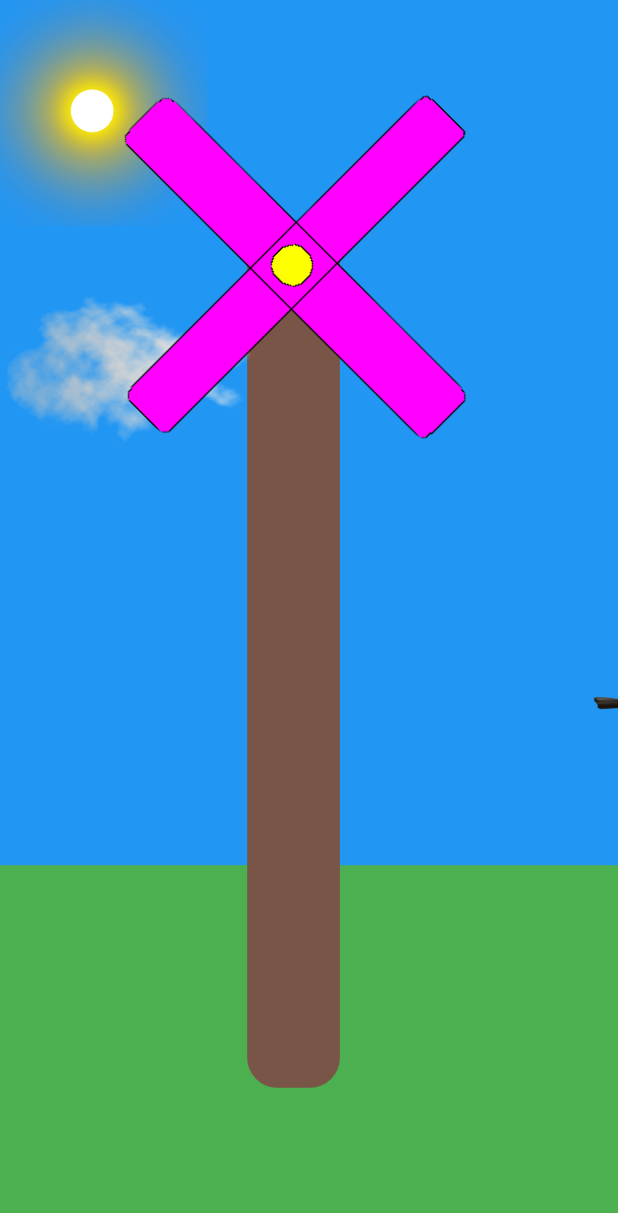
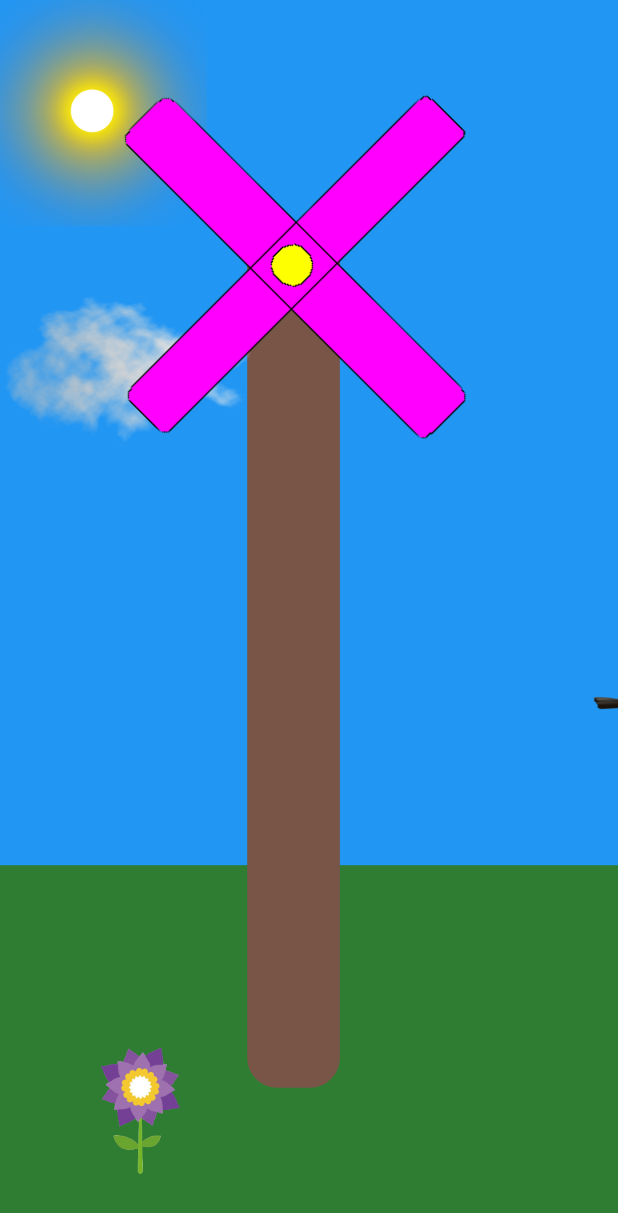
Before and after one commit to hofovea/simple-animation-flutter-app, a Flutter app: the screen it shows after launch, on a phone screen of 412 x 824 dp. Shown: the top 1213 px of the screen. Run offline on Flutter 3.47's test engine with Material 2 defaults, Android fonts, the light colour scheme and no system bars.

Commit message:
added flowers with generation on random position

```diff
--- a/lib/screens/home_screen/curves/sine_curve.dart
+++ /dev/null
@@ -1,8 +0,0 @@
-import 'dart:math';
-
-import 'package:flutter/animation.dart';
-
-class SineCurve extends Curve {
-  @override
-  double transform(double t) => sin(t);
-}
--- a/lib/screens/home_screen/home_screen.dart
+++ b/lib/screens/home_screen/home_screen.dart
@@ -1,6 +1,7 @@
 import 'package:flutter/material.dart';
 import 'package:simple_animation_flutter_app/screens/home_screen/widgets/bird.dart';
 import 'package:simple_animation_flutter_app/screens/home_screen/widgets/cloud.dart';
+import 'package:simple_animation_flutter_app/screens/home_screen/widgets/flower.dart';
 import 'package:simple_animation_flutter_app/screens/home_screen/widgets/grass.dart';
 import 'package:simple_animation_flutter_app/screens/home_screen/widgets/sun.dart';
 import 'package:simple_animation_flutter_app/screens/home_screen/widgets/windmill_cross.dart';
@@ -25,6 +26,7 @@ class _HomeScreenState extends State<HomeScreen> {
               children: [
                 Grass(constraints: constraints),
                 WindmillBase(constraints: constraints),
+                Flower(constraints: constraints),
                 Sun(constraints: constraints),
                 Cloud(constraints: constraints),
                 Bird(constraints: constraints),
--- a/lib/screens/home_screen/widgets/bird.dart
+++ b/lib/screens/home_screen/widgets/bird.dart
@@ -48,7 +48,7 @@ class _BirdState extends State<Bird> with SingleTickerProviderStateMixin {
       top: 0,
       left: 0,
       child: AnimatedBuilder(
-        animation: _controller,
+        animation: CurvedAnimation(curve: Curves.slowMiddle, parent: _controller),
         builder: (BuildContext context, Widget? child) {
           return Transform.translate(
             offset: calculatePosition(_controller.value),
--- /dev/null
+++ b/lib/screens/home_screen/widgets/flower.dart
@@ -0,0 +1,105 @@
+import 'dart:math';
+
+import 'package:flutter/material.dart';
+
+class Flower extends StatelessWidget {
+  final _numberOfFlowers = 6;
+  final _flowerSizeMultiplier = 0.3;
+  final _minFlowerPositionXMultiplier = 0;
+  final _maxFlowerPositionXMultiplier = 0.78;
+  final _minFlowerPositionYMultiplier = 0.01;
+  final _maxFlowerPositionYMultiplier = 0.24;
+  final _flowerImagePath = 'assets/images/flower.png';
+  late final _flowerPositionList = _generatePositionList();
+
+  List<Point> get positions => _flowerPositionList;
+
+  final BoxConstraints constraints;
+
+  Flower({Key? key, required this.constraints}) : super(key: key);
+
+  List<Point> _generatePositionList() {
+    final positions = <Point>[];
+    for (int i = 0; i < _numberOfFlowers; i++) {
+      positions.add(Point(
+          constraints.maxWidth * Random().nextDouble() * _maxFlowerPositionXMultiplier -
+              _minFlowerPositionXMultiplier,
+          constraints.maxHeight * Random().nextDouble() * _maxFlowerPositionYMultiplier -
+              _minFlowerPositionYMultiplier));
+    }
+    return positions;
+  }
+
+  @override
+  Widget build(BuildContext context) {
+    return Stack(
+        children: _flowerPositionList
+            .map(
+              (e) => Positioned(
+                bottom: e.y.toDouble(),
+                left: e.x.toDouble(),
+                child: Image.asset(
+                  _flowerImagePath,
+                  width: constraints.maxWidth * _flowerSizeMultiplier,
+                  height: constraints.maxWidth * _flowerSizeMultiplier,
+                ),
+              ),
+            )
+            .toList()
+        //   Positioned(
+        //     bottom: constraints.maxHeight * Random().nextDouble() * _maxFlowerPositionYMultiplier -
+        //         _minFlowerPositionYMultiplier,
+        //     left: constraints.maxWidth * Random().nextDouble() * _maxFlowerPositionXMultiplier -
+        //         _minFlowerPositionXMultiplier,
+        //     child: Image.asset(
+        //       _flowerImagePath,
+        //       width: constraints.maxWidth * _flowerSizeMultiplier,
+        //       height: constraints.maxWidth * _flowerSizeMultiplier,
+        //     ),
+        //   ),
+        //   Positioned(
+        //     bottom: constraints.maxHeight * Random().nextDouble() * _maxFlowerPositionYMultiplier -
+        //         _minFlowerPositionYMultiplier,
+        //     left: constraints.maxWidth * Random().nextDouble() * _maxFlowerPositionXMultiplier -
+        //         _minFlowerPositionXMultiplier,
+        //     child: Image.asset(
+        //       _flowerImagePath,
+        //       width: constraints.maxWidth * _flowerSizeMultiplier,
+        //       height: constraints.maxWidth * _flowerSizeMultiplier,
+        //     ),
+        //   ),
+        //   Positioned(
+        //     bottom: constraints.maxHeight * Random().nextDouble() * _maxFlowerPositionYMultiplier -
+        //         _minFlowerPositionYMultiplier,
+        //     left: constraints.maxWidth * Random().nextDouble() * _maxFlowerPositionXMultiplier -
+        //         _minFlowerPositionXMultiplier,
+        //     child: Image.asset(
+        //       _flowerImagePath,
+        //       width: constraints.maxWidth * _flowerSizeMultiplier,
+        //       height: constraints.maxWidth * _flowerSizeMultiplier,
+        //     ),
+        //   ),
+        //   Positioned(
+        //     bottom: constraints.maxHeight * Random().nextDouble() * _maxFlowerPositionYMultiplier -
+        //         _minFlowerPositionYMultiplier,
+        //     left: constraints.maxWidth * Random().nextDouble() * _maxFlowerPositionXMultiplier -
+        //         _minFlowerPositionXMultiplier,
+        //     child: Image.asset(
+        //       _flowerImagePath,
+        //       width: constraints.maxWidth * _flowerSizeMultiplier,
+        //       height: constraints.maxWidth * _flowerSizeMultiplier,
+        //     ),
+        //   ),
+        //   Positioned(
+        //     bottom: flowerPositionList[index].y.ceilToDouble(),
+        //     left: flowerPositionList[index].x.ceilToDouble(),
+        //     child: Image.asset(
+        //       _flowerImagePath,
+        //       width: constraints.maxWidth * _flowerSizeMultiplier,
+        //       height: constraints.maxWidth * _flowerSizeMultiplier,
+        //     ),
+        //   ),
+        // ],
+        );
+  }
+}
--- a/lib/screens/home_screen/widgets/grass.dart
+++ b/lib/screens/home_screen/widgets/grass.dart
@@ -14,7 +14,7 @@ class Grass extends StatelessWidget {
       height: constraints.maxHeight * grassHeightMultiplier,
       bottom: 0,
       child: Container(
-        color: Colors.green,
+        color: Colors.green.shade800,
       ),
     );
   }
```
